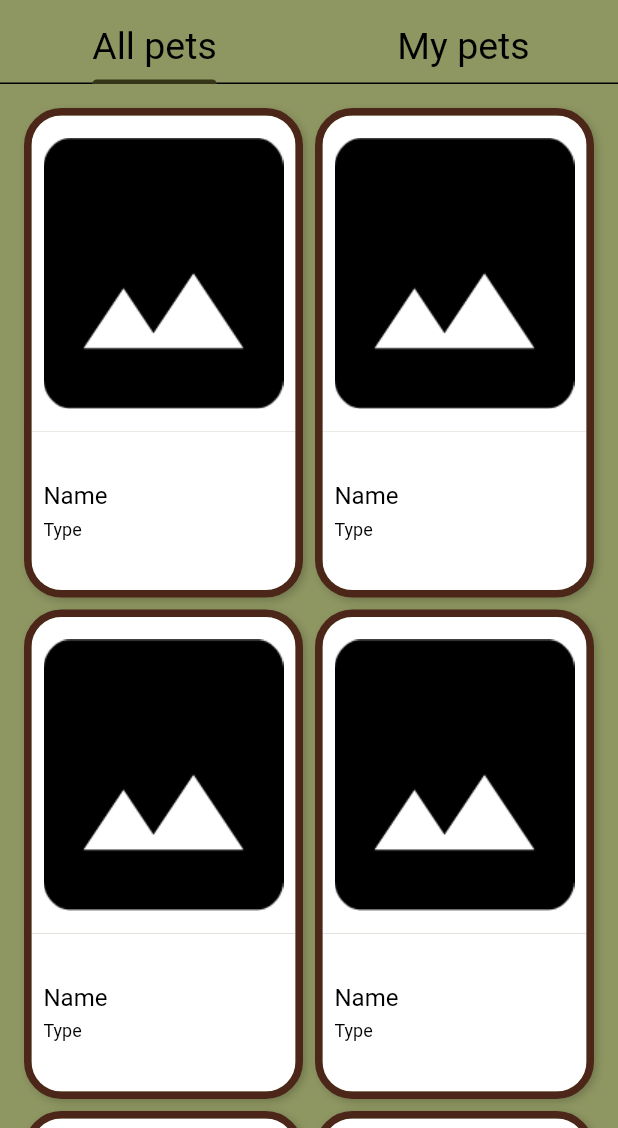
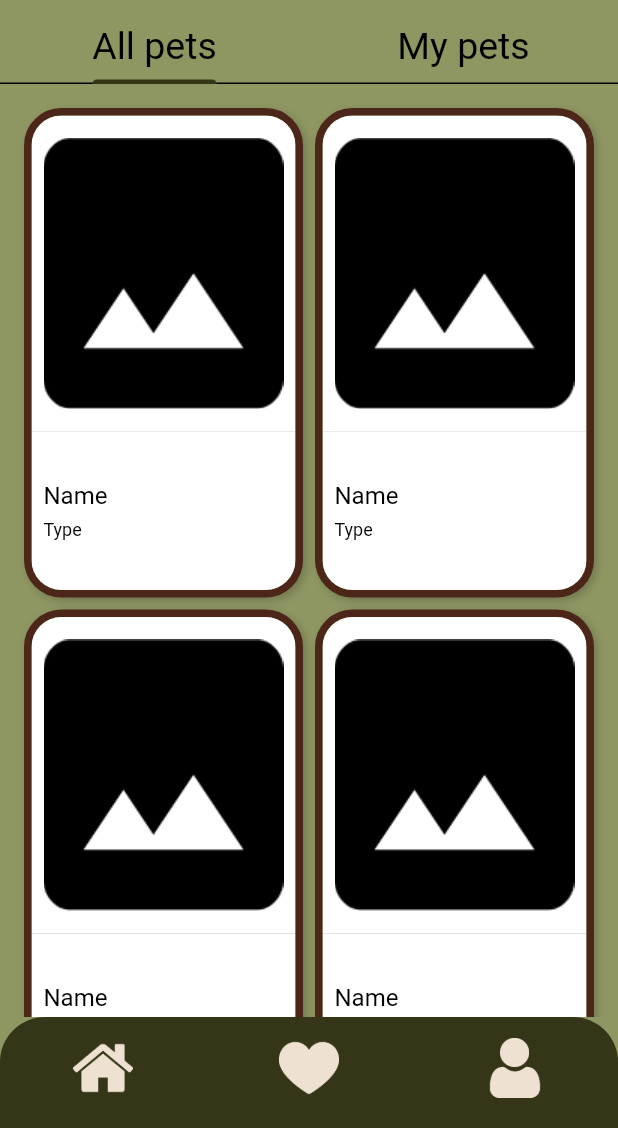
Before and after one commit to MatviiU/pet_home, a Flutter app: the screen it shows once a user with an empty profile is signed in, after a tap on "Name", on a phone screen of 412 x 824 dp, the part 108-1236 px from its top. Run offline on Flutter 3.47's test engine with Material 3 defaults, Android fonts, the phone set to English and light mode, and no system bars; our stand-ins replace cloud_firestore, firebase_auth, firebase_core; accounts and stored records are empty.

Commit message:
Added bottom navigation bar

```diff
--- a/pet_home/lib/screens/main_screen.dart
+++ b/pet_home/lib/screens/main_screen.dart
@@ -1,6 +1,8 @@
 import 'package:firebase_auth/firebase_auth.dart';
 import 'package:flutter/material.dart';
-import 'package:pet_home/widgets/main_screen_widgets/pet_card.dart';
+import 'package:pet_home/widgets/bottom_navigation_bar.dart';
+import 'package:pet_home/widgets/main_screen_widgets/empty_favorite_pets_view.dart';
+import 'package:pet_home/widgets/main_screen_widgets/main_grid_view.dart';
 
 class MainScreen extends StatefulWidget {
   const MainScreen({super.key});
@@ -44,46 +46,11 @@ class _MainScreenState extends State<MainScreen> {
         ),
         body: TabBarView(
           children: [
-            _buildPetGrid(),
-            buildEmptyMyPetsView(),
+            MainGridView(),
+            EmptyFavoritePetsView(),
           ],
         ),
-      ),
-    );
-  }
-
-  Widget _buildPetGrid(){
-    return GridView.builder(
-      padding: const EdgeInsets.all(16.0),
-      gridDelegate: SliverGridDelegateWithFixedCrossAxisCount(
-        crossAxisCount: 2,
-        crossAxisSpacing: 8,
-        mainAxisSpacing: 8,
-        childAspectRatio: 0.57,
-      ),
-      itemCount: 6,
-      itemBuilder: (context, index) {
-        return PetCard(
-          name: 'Name',
-          type: 'Type',
-          onTap: () {},
-        );
-      },
-    );
-  }
-
-  Widget buildEmptyMyPetsView(){
-    return Center(
-      child: Padding(
-        padding: const EdgeInsets.all(16.0),
-        child: Text(
-          "You don't have an animal",
-          style: TextStyle(
-            fontSize: 18,
-            color: Colors.black.withValues(alpha: 0.7),
-          ),
-          textAlign: TextAlign.center,
-        ),
+        bottomNavigationBar: BottomNavBar(),
       ),
     );
   }
--- /dev/null
+++ b/pet_home/lib/widgets/bottom_navigation_bar.dart
@@ -0,0 +1,45 @@
+import 'package:flutter/material.dart';
+import 'package:pet_home/styles/app_colors.dart';
+
+class BottomNavBar extends StatefulWidget {
+  const BottomNavBar({super.key});
+
+  @override
+  State<BottomNavBar> createState() => _BottomNavBarState();
+}
+
+class _BottomNavBarState extends State<BottomNavBar> {
+  int _currentIndex = 0;
+
+  @override
+  Widget build(BuildContext context) {
+    return ClipRRect(
+      borderRadius: BorderRadius.vertical(top: Radius.circular(30)),
+      child: BottomNavigationBar(
+        backgroundColor: AppColors.darkGreen,
+        currentIndex: _currentIndex,
+        onTap: _onItemTapped,
+        items: [
+          BottomNavigationBarItem(
+            icon: Image.asset('assets/icons/house_icon.png', width: 40, height: 40),
+            label: 'Home',
+          ),
+          BottomNavigationBarItem(
+            icon: Image.asset('assets/icons/heart_icon.png', width: 40, height: 40),
+            label: 'Favorites',
+          ),
+          BottomNavigationBarItem(
+            icon: Image.asset('assets/icons/person_icon.png', width: 40, height: 40),
+            label: 'Profile',
+          ),
+        ],
+      ),
+    );
+  }
+
+  void _onItemTapped(int index) {
+    setState(() {
+      _currentIndex = index;
+    });
+  }
+}
--- /dev/null
+++ b/pet_home/lib/widgets/main_screen_widgets/empty_favorite_pets_view.dart
@@ -0,0 +1,22 @@
+import 'package:flutter/material.dart';
+
+class EmptyFavoritePetsView extends StatelessWidget {
+  const EmptyFavoritePetsView({super.key});
+
+  @override
+  Widget build(BuildContext context) {
+    return Center(
+      child: Padding(
+        padding: const EdgeInsets.all(16.0),
+        child: Text(
+          "You don't have an animal",
+          style: TextStyle(
+            fontSize: 18,
+            color: Colors.black.withValues(alpha: 0.7),
+          ),
+          textAlign: TextAlign.center,
+        ),
+      ),
+    );
+  }
+}
--- /dev/null
+++ b/pet_home/lib/widgets/main_screen_widgets/main_grid_view.dart
@@ -0,0 +1,27 @@
+import 'package:flutter/material.dart';
+import 'package:pet_home/widgets/main_screen_widgets/pet_card.dart';
+
+class MainGridView extends StatelessWidget {
+  const MainGridView({super.key});
+
+  @override
+  Widget build(BuildContext context) {
+    return GridView.builder(
+      padding: const EdgeInsets.fromLTRB(16, 16, 16, 40),
+      gridDelegate: SliverGridDelegateWithFixedCrossAxisCount(
+        crossAxisCount: 2,
+        crossAxisSpacing: 8,
+        mainAxisSpacing: 8,
+        childAspectRatio: 0.57,
+      ),
+      itemCount: 6,
+      itemBuilder: (context, index) {
+        return PetCard(
+          name: 'Name',
+          type: 'Type',
+          onTap: () {},
+        );
+      },
+    );
+  }
+}
--- a/pet_home/pubspec.yaml
+++ b/pet_home/pubspec.yaml
@@ -67,6 +67,9 @@ flutter:
   - assets/icons/apple-logo.png
   - assets/icons/google.png
   - assets/images/vector.png
+  - assets/icons/house_icon.png
+  - assets/icons/heart_icon.png
+  - assets/icons/person_icon.png
   #   - images/a_dot_ham.jpeg
 
   # An image asset can refer to one or more resolution-specific "variants", see
```
Also changed, not shown: pet_home/assets/icons/heart_icon.png (added), pet_home/assets/icons/house_icon.png (added), pet_home/assets/icons/person_icon.png (added).
